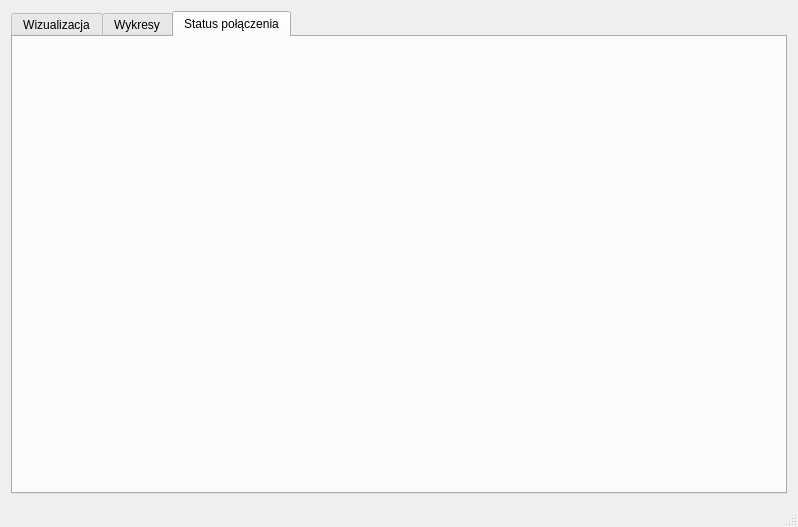
The window that mainwindow.ui (GregC199/KWPM_BT) describes before a commit, drawn with Qt 5.
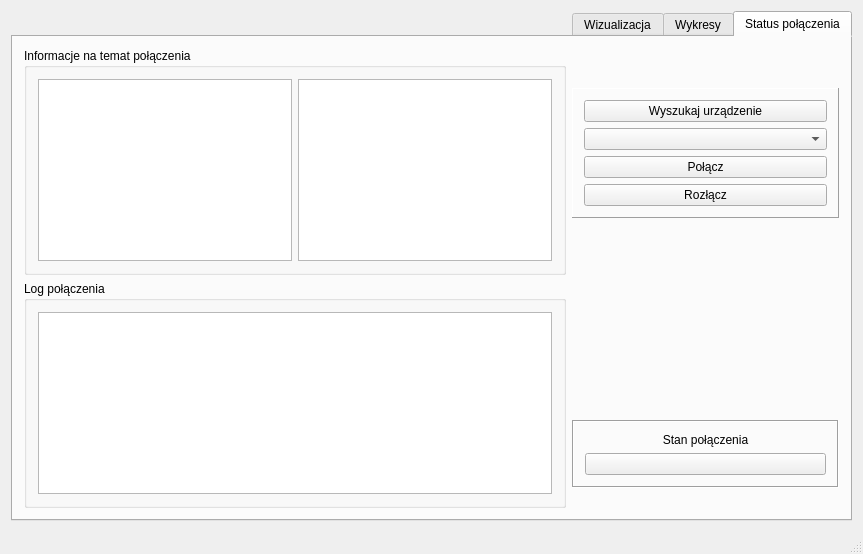
The same window after the commit. The open tabs and pages were chosen to show the change.

Commit message: Przygotowanie UI dla wykresów oraz połączenia

The edit to the form file:
```diff
--- a/mainwindow.ui
+++ b/mainwindow.ui
@@ -6,8 +6,8 @@
    <rect>
     <x>0</x>
     <y>0</y>
-    <width>798</width>
-    <height>527</height>
+    <width>863</width>
+    <height>554</height>
    </rect>
   </property>
   <property name="windowTitle">
@@ -17,22 +17,234 @@
    <layout class="QGridLayout" name="gridLayout">
     <item row="0" column="0">
      <widget class="QTabWidget" name="tabWidget">
+      <property name="layoutDirection">
+       <enum>Qt::RightToLeft</enum>
+      </property>
       <property name="currentIndex">
        <number>0</number>
       </property>
-      <widget class="QWidget" name="Wizualizacja">
-       <attribute name="title">
-        <string>Wizualizacja</string>
-       </attribute>
-      </widget>
-      <widget class="QWidget" name="Wykresy">
-       <attribute name="title">
-        <string>Wykresy</string>
-       </attribute>
-      </widget>
       <widget class="QWidget" name="Status_polaczenia">
+       <property name="layoutDirection">
+        <enum>Qt::LeftToRight</enum>
+       </property>
        <attribute name="title">
         <string>Status połączenia</string>
+       </attribute>
+       <layout class="QGridLayout" name="gridLayout_9">
+        <item row="0" column="0" rowspan="2">
+         <layout class="QVBoxLayout" name="verticalLayout_5">
+          <item>
+           <widget class="QGroupBox" name="groupBox">
+            <property name="title">
+             <string>Informacje na temat połączenia</string>
+            </property>
+            <layout class="QGridLayout" name="gridLayout_3">
+             <item row="0" column="0">
+              <widget class="QTextEdit" name="textEdit">
+               <property name="sizePolicy">
+                <sizepolicy hsizetype="Preferred" vsizetype="Preferred">
+                 <horstretch>0</horstretch>
+                 <verstretch>0</verstretch>
+                </sizepolicy>
+               </property>
+              </widget>
+             </item>
+             <item row="0" column="1">
+              <widget class="QTextEdit" name="textEdit_2">
+               <property name="sizePolicy">
+                <sizepolicy hsizetype="Expanding" vsizetype="Preferred">
+                 <horstretch>0</horstretch>
+                 <verstretch>0</verstretch>
+                </sizepolicy>
+               </property>
+              </widget>
+             </item>
+            </layout>
+           </widget>
+          </item>
+          <item>
+           <widget class="QGroupBox" name="groupBox_2">
+            <property name="title">
+             <string>Log połączenia</string>
+            </property>
+            <layout class="QGridLayout" name="gridLayout_8">
+             <item row="0" column="0">
+              <widget class="QTextEdit" name="textEdit_3"/>
+             </item>
+            </layout>
+           </widget>
+          </item>
+         </layout>
+        </item>
+        <item row="0" column="1">
+         <layout class="QVBoxLayout" name="verticalLayout_4">
+          <item>
+           <spacer name="verticalSpacer">
+            <property name="orientation">
+             <enum>Qt::Vertical</enum>
+            </property>
+            <property name="sizeType">
+             <enum>QSizePolicy::Preferred</enum>
+            </property>
+            <property name="sizeHint" stdset="0">
+             <size>
+              <width>20</width>
+              <height>40</height>
+             </size>
+            </property>
+           </spacer>
+          </item>
+          <item>
+           <widget class="QFrame" name="">
+            <property name="frameShape">
+             <enum>QFrame::Panel</enum>
+            </property>
+            <property name="frameShadow">
+             <enum>QFrame::Raised</enum>
+            </property>
+            <layout class="QVBoxLayout" name="verticalLayout">
+             <item>
+              <widget class="QPushButton" name="wyszukaj_urzadzenie">
+               <property name="text">
+                <string>Wyszukaj urządzenie</string>
+               </property>
+              </widget>
+             </item>
+             <item>
+              <widget class="QComboBox" name="lista_urzadzen"/>
+             </item>
+             <item>
+              <widget class="QPushButton" name="pushButton">
+               <property name="text">
+                <string>Połącz</string>
+               </property>
+              </widget>
+             </item>
+             <item>
+              <widget class="QPushButton" name="pushButton_2">
+               <property name="text">
+                <string>Rozłącz</string>
+               </property>
+              </widget>
+             </item>
+            </layout>
+           </widget>
+          </item>
+          <item>
+           <spacer name="verticalSpacer_3">
+            <property name="orientation">
+             <enum>Qt::Vertical</enum>
+            </property>
+            <property name="sizeType">
+             <enum>QSizePolicy::Preferred</enum>
+            </property>
+            <property name="sizeHint" stdset="0">
+             <size>
+              <width>20</width>
+              <height>40</height>
+             </size>
+            </property>
+           </spacer>
+          </item>
+          <item>
+           <layout class="QVBoxLayout" name="verticalLayout_3">
+            <item>
+             <spacer name="verticalSpacer_2">
+              <property name="orientation">
+               <enum>Qt::Vertical</enum>
+              </property>
+              <property name="sizeHint" stdset="0">
+               <size>
+                <width>20</width>
+                <height>40</height>
+               </size>
+              </property>
+             </spacer>
+            </item>
+            <item>
+             <widget class="QFrame" name="">
+              <property name="frameShape">
+               <enum>QFrame::Box</enum>
+              </property>
+              <property name="frameShadow">
+               <enum>QFrame::Sunken</enum>
+              </property>
+              <layout class="QVBoxLayout" name="verticalLayout_2">
+               <item>
+                <widget class="QLabel" name="label">
+                 <property name="text">
+                  <string>Stan połączenia</string>
+                 </property>
+                 <property name="alignment">
+                  <set>Qt::AlignCenter</set>
+                 </property>
+                </widget>
+               </item>
+               <item>
+                <widget class="QPushButton" name="pushButton_3">
+                 <property name="text">
+                  <string/>
+                 </property>
+                </widget>
+               </item>
+              </layout>
+             </widget>
+            </item>
+           </layout>
+          </item>
+         </layout>
+        </item>
+        <item row="1" column="1">
+         <spacer name="horizontalSpacer">
+          <property name="orientation">
+           <enum>Qt::Horizontal</enum>
+          </property>
+          <property name="sizeHint" stdset="0">
+           <size>
+            <width>270</width>
+            <height>20</height>
+           </size>
+          </property>
+         </spacer>
+        </item>
+       </layout>
+      </widget>
+      <widget class="QWidget" name="Wykresy">
+       <property name="layoutDirection">
+        <enum>Qt::LeftToRight</enum>
+       </property>
+       <attribute name="title">
+        <string>Wykresy</string>
+       </attribute>
+       <layout class="QGridLayout" name="gridLayout_7">
+        <item row="1" column="1">
+         <widget class="QFrame" name="predkosc_rob">
+          <layout class="QGridLayout" name="gridLayout_6"/>
+         </widget>
+        </item>
+        <item row="0" column="1">
+         <widget class="QFrame" name="wykres_y">
+          <layout class="QGridLayout" name="gridLayout_4"/>
+         </widget>
+        </item>
+        <item row="0" column="0">
+         <widget class="QFrame" name="wykres_x">
+          <layout class="QGridLayout" name="gridLayout_2"/>
+         </widget>
+        </item>
+        <item row="1" column="0">
+         <widget class="QFrame" name="wykres_z">
+          <layout class="QGridLayout" name="gridLayout_5"/>
+         </widget>
+        </item>
+       </layout>
+      </widget>
+      <widget class="QWidget" name="Wizualizacja">
+       <property name="layoutDirection">
+        <enum>Qt::LeftToRight</enum>
+       </property>
+       <attribute name="title">
+        <string>Wizualizacja</string>
        </attribute>
       </widget>
      </widget>
```
Left out of the diff: 2 changed lines with no effect on the pictures.
